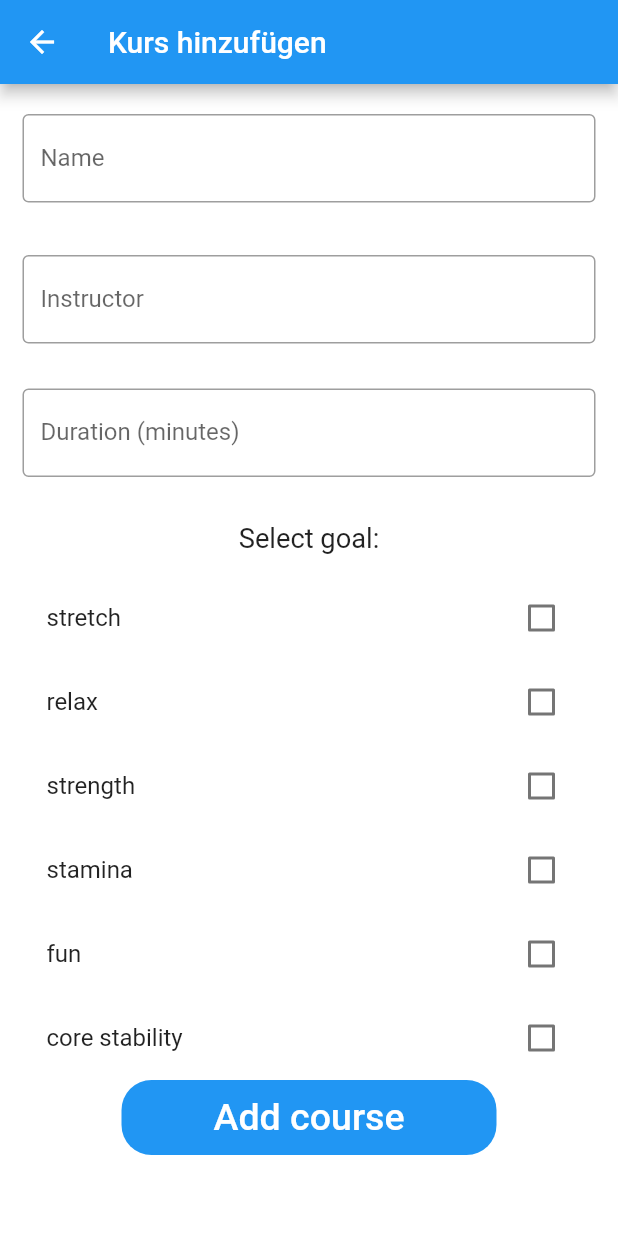
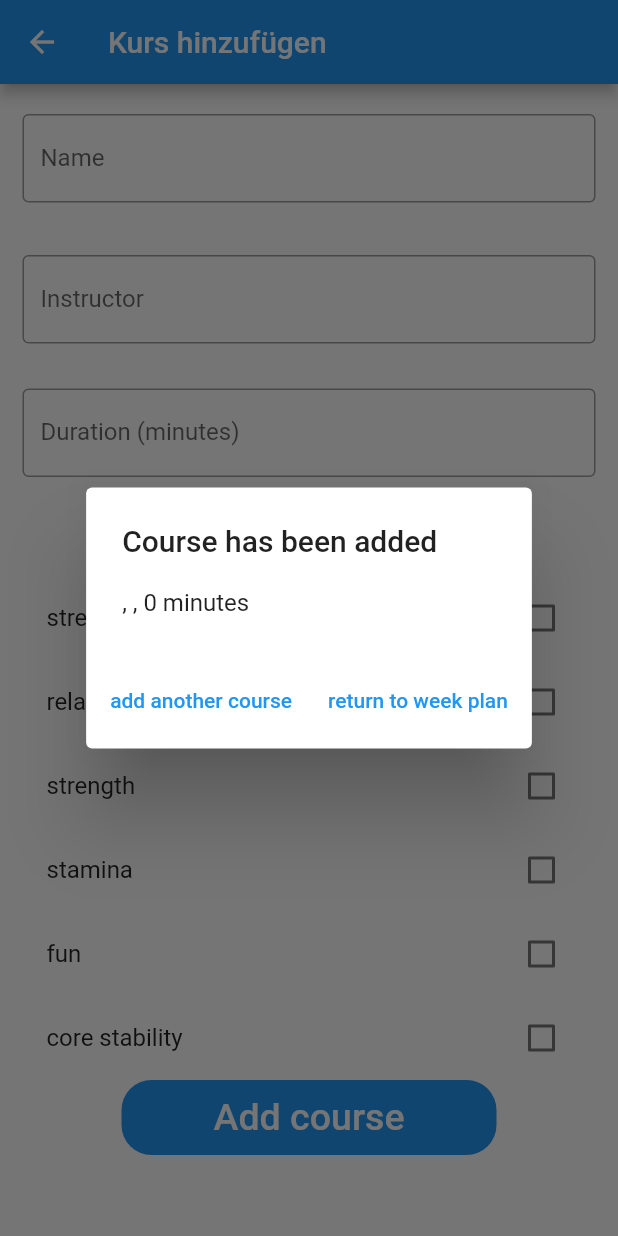
Before and after one commit to Jannes-dev/pruefungsleistung2, a Flutter app: the AddCourse screen opened directly, after a tap on "Add course", on a phone screen of 412 x 824 dp. Run offline on Flutter 3.47's test engine with Material 2 defaults, Android fonts, the phone set to English and light mode, and no system bars.

Commit message:
AddCourse Dialog hinzugefügt

```diff
--- a/lib/view/AddCourse.dart
+++ b/lib/view/AddCourse.dart
@@ -1,5 +1,6 @@
 import 'package:pruefungsleistung/structure/goal.dart';
 import 'package:pruefungsleistung/behavior/coursePlanSystem.dart';
+import 'HomePage.dart';
 
 import 'package:flutter/services.dart';
 import 'package:flutter/material.dart';
@@ -144,6 +145,23 @@ class _AddCourse extends State<AddCourse>{
               ),
               child: TextButton(
                 onPressed: () {
+                  showDialog<String>(
+                      context: context,
+                      builder: (BuildContext context) => AlertDialog(
+                        title: const Text('Course has been added'),
+                        content: Text(_courseName + ", " + _instructorName + ", " + _durationInMinutes.toString() + " minutes"),
+                        actions: [
+                          TextButton(
+                            onPressed: () => Navigator.push(context, MaterialPageRoute(builder: (_) => AddCourse())),
+                              child: const Text ('add another course'),
+                          ),
+                          TextButton(
+                              onPressed: () => Navigator.push(context, MaterialPageRoute(builder: (_) => HomePage())),
+                              child: const Text ('return to week plan'),
+                          ),
+                        ],
+                      )
+                  );
                   _selectedGoals.clear();
                   for (Goal goal in _allGoals) {
                     if (_checkedGoals[goal] == true) {
--- a/lib/view/HomePage.dart
+++ b/lib/view/HomePage.dart
@@ -1,7 +1,7 @@
 import 'package:flutter/material.dart';
 import 'package:pruefungsleistung/behavior/coursePlanSystem.dart';
 
-import '../structure/coursePlan.dart';
+
 import 'AddCoursePlan.dart';
 import 'AddCourse.dart';
 import 'DeleteCourse.dart';
@@ -25,7 +25,7 @@ class HomePage extends StatelessWidget {
         title: Text('Wochenplan'),
       ),
         drawer: Drawer(
-          //If und else für Admin rolle hinzufügen
+          //TODO If und else für Admin rolle hinzufügen
           child: ListView(
           padding: EdgeInsets.zero,
           children: [
```
